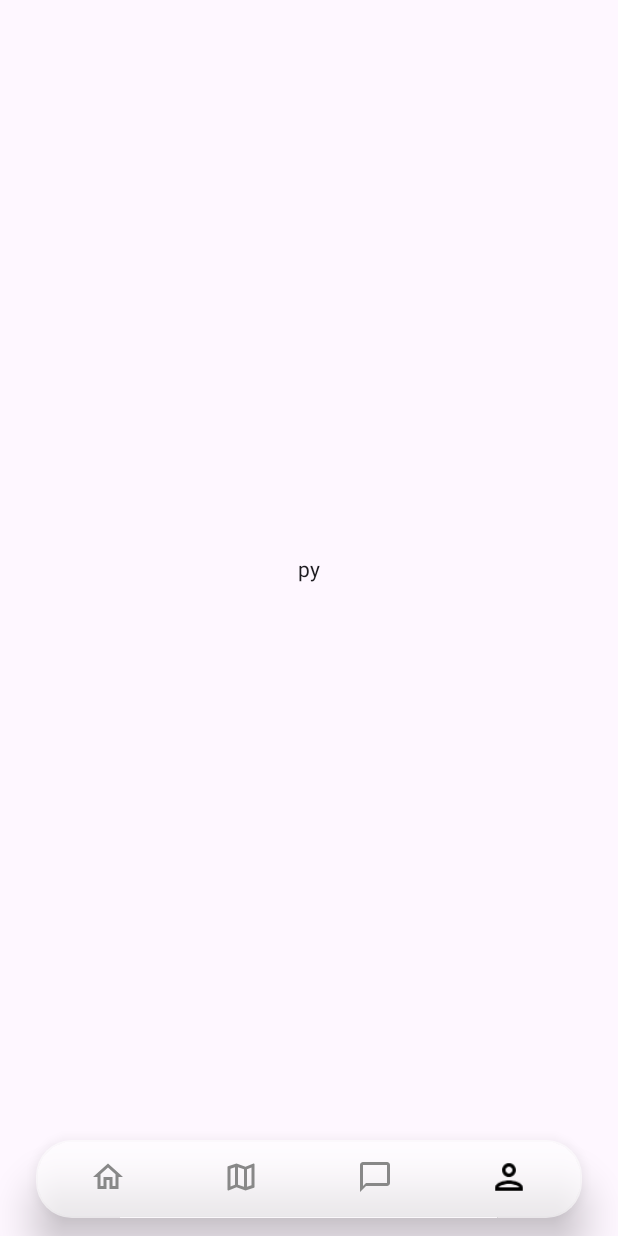
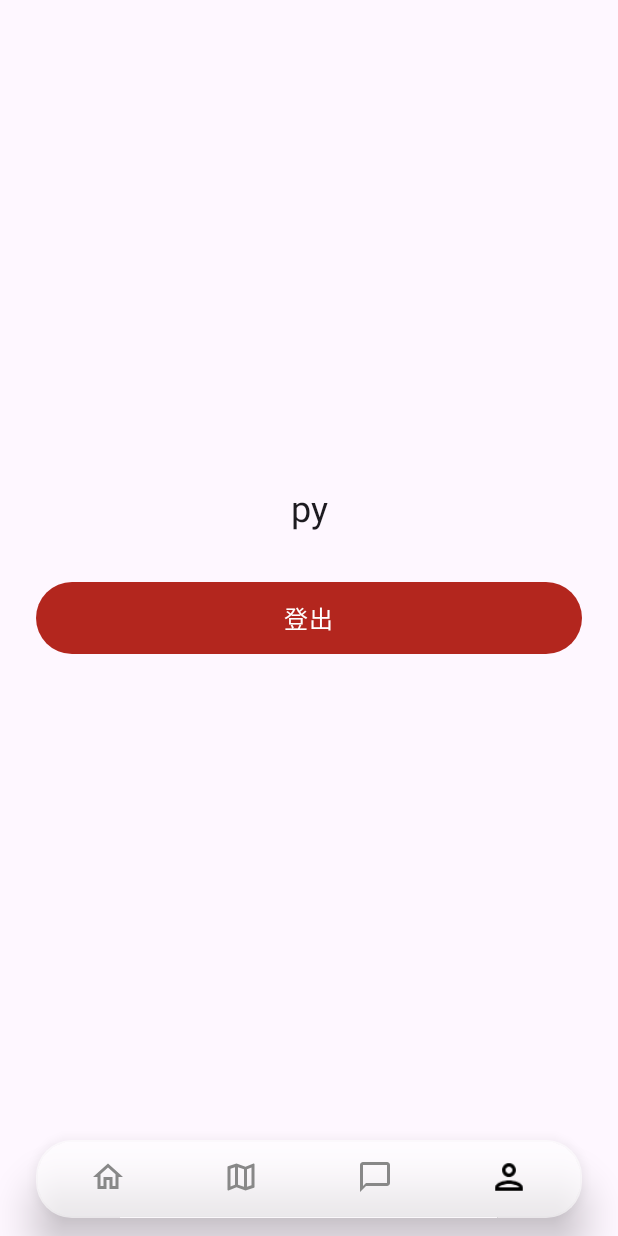
Before and after one commit to ZiyanGZiyaNG/Amicitia, an Android app built with Jetpack Compose: the ProfileRoute screen opened through its navigation route, on a phone screen of 412 x 824 dp. Run offline under Robolectric (Android 15) with nearby library versions, the light colour scheme and no system bars; our stand-ins replace Firebase (no records; nobody signed in at launch, a user with empty details on screens opened directly).

Commit message:
25.10.29 - Refix Online Funcation And Temporary Buttom In Profile Page

```diff
--- a/app/src/main/java/com/example/amicitia/MainActivity.kt
+++ b/app/src/main/java/com/example/amicitia/MainActivity.kt
@@ -5,27 +5,25 @@ import androidx.activity.ComponentActivity
 import androidx.activity.compose.setContent
 import androidx.compose.material3.MaterialTheme
 import androidx.compose.material3.Surface
-import androidx.lifecycle.lifecycleScope
 import androidx.navigation.compose.rememberNavController
 import com.example.amicitia.nav.AppNavHost
 import com.example.amicitia.nav.Routes
+import com.example.amicitia.presence.PresenceManager
 import com.google.firebase.Firebase
 import com.google.firebase.auth.auth
-import com.google.firebase.firestore.FieldValue
-import com.google.firebase.firestore.SetOptions
 import com.google.firebase.firestore.ktx.firestore
-import kotlinx.coroutines.launch
 
 class MainActivity : ComponentActivity() {
 
-    // 拿 Firebase 服務
     private val auth by lazy { Firebase.auth }
     private val db by lazy { com.google.firebase.ktx.Firebase.firestore }
+
+    private var presenceManager: PresenceManager? = null
 
     override fun onCreate(savedInstanceState: Bundle?) {
         super.onCreate(savedInstanceState)
 
-        // 決定啟動要進哪一頁 (LOGIN or MENU)
+        // 一進來就決定進 app 要從哪個畫面開始
         val startDestination = if (auth.currentUser != null) {
             Routes.MENU
         } else {
@@ -43,41 +41,27 @@ class MainActivity : ComponentActivity() {
         }
     }
 
-    // App 在前景 → 玩家視為「上線」
     override fun onStart() {
         super.onStart()
 
-        val uid = auth.currentUser?.uid ?: return
+        val uid = auth.currentUser?.uid
+        android.util.Log.d("Presence", "onStart uid = $uid")
+        if (uid == null) return
 
-        lifecycleScope.launch {
-            db.collection("onlineUsers")
-                .document(uid)
-                .set(
-                    mapOf(
-                        "online" to true,
-                        "lastSeen" to FieldValue.serverTimestamp()
-                    ),
-                    SetOptions.merge()
-                )
+        if (presenceManager == null) {
+            presenceManager = PresenceManager(uid, db)
         }
+
+        presenceManager?.start()
     }
 
-    // App 被切走 / 跳到背景 → 玩家視為「下線」
     override fun onStop() {
         super.onStop()
 
-        val uid = auth.currentUser?.uid ?: return
+        val uid = auth.currentUser?.uid
+        android.util.Log.d("Presence", "onStop uid = $uid")
 
-        lifecycleScope.launch {
-            db.collection("onlineUsers")
-                .document(uid)
-                .set(
-                    mapOf(
-                        "online" to false,
-                        "lastSeen" to FieldValue.serverTimestamp()
-                    ),
-                    SetOptions.merge()
-                )
-        }
+        // 標記下線 & 停掉心跳更新
+        presenceManager?.stop()
     }
 }
--- /dev/null
+++ b/app/src/main/java/com/example/amicitia/PresenceManager.kt
@@ -0,0 +1,83 @@
+package com.example.amicitia.presence
+
+import com.google.firebase.firestore.FirebaseFirestore
+import com.google.firebase.firestore.FieldValue
+import com.google.firebase.firestore.SetOptions
+import kotlinx.coroutines.CoroutineScope
+import kotlinx.coroutines.Dispatchers
+import kotlinx.coroutines.Job
+import kotlinx.coroutines.delay
+import kotlinx.coroutines.isActive
+import kotlinx.coroutines.launch
+import kotlin.time.Duration.Companion.seconds
+
+class PresenceManager(
+    private val uid: String,
+    private val db: FirebaseFirestore
+) {
+    private var job: Job? = null
+
+    // App / Activity 進到前景時呼叫
+    fun start() {
+        if (job != null) return // 已經在跑就不要重複開
+
+        job = CoroutineScope(Dispatchers.IO).launch {
+            // 一進來先宣告「我在線上」
+            setOnline()
+
+            // 然後固定更新 lastSeen
+            while (isActive) {
+                updateLastSeen()
+                delay(10.seconds)
+            }
+        }
+    }
+
+    // App / Activity 離開前景、或使用者要登出時呼叫
+    fun stop() {
+        job?.cancel()
+        job = null
+
+        // 停掉 loop 之後再送一包 offline 狀態
+        CoroutineScope(Dispatchers.IO).launch {
+            setOffline()
+        }
+    }
+
+    // -- private helpers --
+
+    private suspend fun setOnline() {
+        db.collection("onlineUsers")
+            .document(uid)
+            .set(
+                mapOf(
+                    "online" to true,
+                    "lastSeen" to FieldValue.serverTimestamp()
+                ),
+                SetOptions.merge()
+            )
+    }
+
+    private suspend fun updateLastSeen() {
+        db.collection("onlineUsers")
+            .document(uid)
+            .set(
+                mapOf(
+                    "lastSeen" to FieldValue.serverTimestamp()
+                ),
+                SetOptions.merge()
+            )
+    }
+
+    private suspend fun setOffline() {
+        db.collection("onlineUsers")
+            .document(uid)
+            .set(
+                mapOf(
+                    "online" to false,
+                    "lastSeen" to FieldValue.serverTimestamp()
+                ),
+                SetOptions.merge()
+            )
+    }
+}
--- a/app/src/main/java/com/example/amicitia/ui/menu/Menu_Screen.kt
+++ b/app/src/main/java/com/example/amicitia/ui/menu/Menu_Screen.kt
@@ -6,7 +6,7 @@ import androidx.compose.animation.core.tween
 import androidx.compose.foundation.layout.Box
 import androidx.compose.foundation.layout.fillMaxSize
 import androidx.compose.foundation.layout.padding
-import androidx.compose.foundation.layout.height // <- 新增這個
+import androidx.compose.foundation.layout.height
 import androidx.compose.material.icons.Icons
 import androidx.compose.material.icons.outlined.ChatBubbleOutline
 import androidx.compose.material.icons.outlined.Home
@@ -24,6 +24,7 @@ import androidx.compose.material3.Surface
 import androidx.compose.material3.Text
 import androidx.compose.runtime.Composable
 import androidx.compose.runtime.getValue
+import androidx.compose.runtime.remember
 import androidx.compose.ui.Alignment
 import androidx.compose.ui.Modifier
 import androidx.compose.ui.graphics.Color
@@ -40,9 +41,11 @@ import com.example.amicitia.ui.menu.chat.ChatRoute
 import com.example.amicitia.ui.menu.home.HomeRoute
 import com.example.amicitia.ui.menu.map.MapRoute
 import com.example.amicitia.ui.menu.profile.ProfileRoute
-import androidx.compose.runtime.remember
-import androidx.compose.runtime.mutableStateOf
-import androidx.compose.runtime.setValue
+import com.example.amicitia.presence.PresenceManager
+import com.example.amicitia.nav.Routes
+import com.google.firebase.Firebase
+import com.google.firebase.auth.auth
+import com.google.firebase.firestore.ktx.firestore
 
 // --- Routes used only inside the menu ---
 private object MenuTabs {
@@ -54,7 +57,36 @@ private object MenuTabs {
 
 @Composable
 fun MenuScreen(outerNavController: NavController) {
+    // 這是底部四個 tab 用的 NavController
     val innerNav: NavHostController = rememberNavController()
+
+    // Firebase & presence 狀態，提供給 Profile -> 登出
+    val auth = Firebase.auth
+    val db = com.google.firebase.ktx.Firebase.firestore
+    val uid = auth.currentUser?.uid
+
+    // PresenceManager 只記得目前 uid 這個人
+    // 用 remember(uid) 的概念：這裡用 remember() 等價，因為這個 Composable 只會在 MenuScreen 還存在時重組
+    val presenceManager = remember(uid) {
+        if (uid != null) PresenceManager(uid, db) else null
+    }
+
+    // 這個 lambda 會被傳到 ProfileRoute
+    val handleLogout: () -> Unit = {
+        // 1. Firestore 上標記 offline
+        uid?.let {
+            presenceManager?.stop()
+        }
+
+        // 2. Firebase signOut()
+        auth.signOut()
+
+        // 3. 導回最外層 Nav 的 LOGIN
+        outerNavController.navigate(Routes.LOGIN) {
+            // 清掉 MENU 這個 destination，避免回上一頁又回到登入後畫面
+            popUpTo(Routes.MENU) { inclusive = true }
+        }
+    }
 
     Scaffold(
         bottomBar = { BottomBar(innerNav) }
@@ -62,7 +94,8 @@ fun MenuScreen(outerNavController: NavController) {
         MenuNavHost(
             navController = innerNav,
             outerNavController = outerNavController,
-            modifier = Modifier.padding(innerPadding)
+            modifier = Modifier.padding(innerPadding),
+            onLogout = handleLogout
         )
     }
 }
@@ -71,7 +104,8 @@ fun MenuScreen(outerNavController: NavController) {
 private fun MenuNavHost(
     navController: NavHostController,
     outerNavController: NavController,
-    modifier: Modifier = Modifier
+    modifier: Modifier = Modifier,
+    onLogout: () -> Unit
 ) {
     NavHost(
         navController = navController,
@@ -81,6 +115,7 @@ private fun MenuNavHost(
         composable(MenuTabs.HOME) {
             HomeRoute(
                 onSportSelected = { sportKey ->
+                    // 如果你之後有外層的單一運動頁，就可以用 outerNavController 去那頁
                     outerNavController.navigate("sport/$sportKey")
                 }
             )
@@ -92,7 +127,10 @@ private fun MenuNavHost(
             ChatRoute()
         }
         composable(MenuTabs.PROFILE) {
-            ProfileRoute()
+            // ⭐ 這裡把 onLogout 傳進 ProfileRoute
+            ProfileRoute(
+                onLogout = onLogout
+            )
         }
     }
 }
@@ -195,7 +233,7 @@ private fun BottomBar(navController: NavHostController) {
             }
         }
     }
-} // <- 這個是你剛剛缺的收尾，關掉 BottomBar
+}
 
 @Composable
 private fun AnimatedIcon(
--- a/app/src/main/java/com/example/amicitia/ui/menu/profile/Profile_Scree.kt
+++ b/app/src/main/java/com/example/amicitia/ui/menu/profile/Profile_Scree.kt
@@ -1,21 +1,52 @@
 package com.example.amicitia.ui.menu.profile
 
-import androidx.compose.foundation.layout.Box
-import androidx.compose.foundation.layout.fillMaxSize
-import androidx.compose.material3.Text
+import androidx.compose.foundation.layout.*
+import androidx.compose.material3.*
 import androidx.compose.runtime.Composable
 import androidx.compose.ui.Alignment
 import androidx.compose.ui.Modifier
+import androidx.compose.ui.graphics.Color
+import androidx.compose.ui.unit.dp
 
 @Composable
 fun ProfileRoute(
     modifier: Modifier = Modifier,
-    onSportSelected: ((String) -> Unit)? = null
-){
+    onLogout: (() -> Unit)? = null
+) {
     Box(
-        modifier = modifier.fillMaxSize(),
+        modifier = modifier
+            .fillMaxSize()
+            .padding(horizontal = 24.dp),
         contentAlignment = Alignment.Center
     ) {
-        Text("py")
+        Column(
+            horizontalAlignment = Alignment.CenterHorizontally,
+            verticalArrangement = Arrangement.Center
+        ) {
+            // 暫時的使用者資訊區塊
+            Text(
+                text = "py",
+                style = MaterialTheme.typography.headlineSmall
+            )
+
+            Spacer(modifier = Modifier.height(32.dp))
+
+            // 登出按鈕
+            Button(
+                onClick = { onLogout?.invoke() },
+                colors = ButtonDefaults.buttonColors(
+                    containerColor = MaterialTheme.colorScheme.error
+                ),
+                modifier = Modifier
+                    .fillMaxWidth()
+                    .height(48.dp)
+            ) {
+                Text(
+                    text = "登出",
+                    color = Color.White,
+                    style = MaterialTheme.typography.bodyLarge
+                )
+            }
+        }
     }
 }
```
